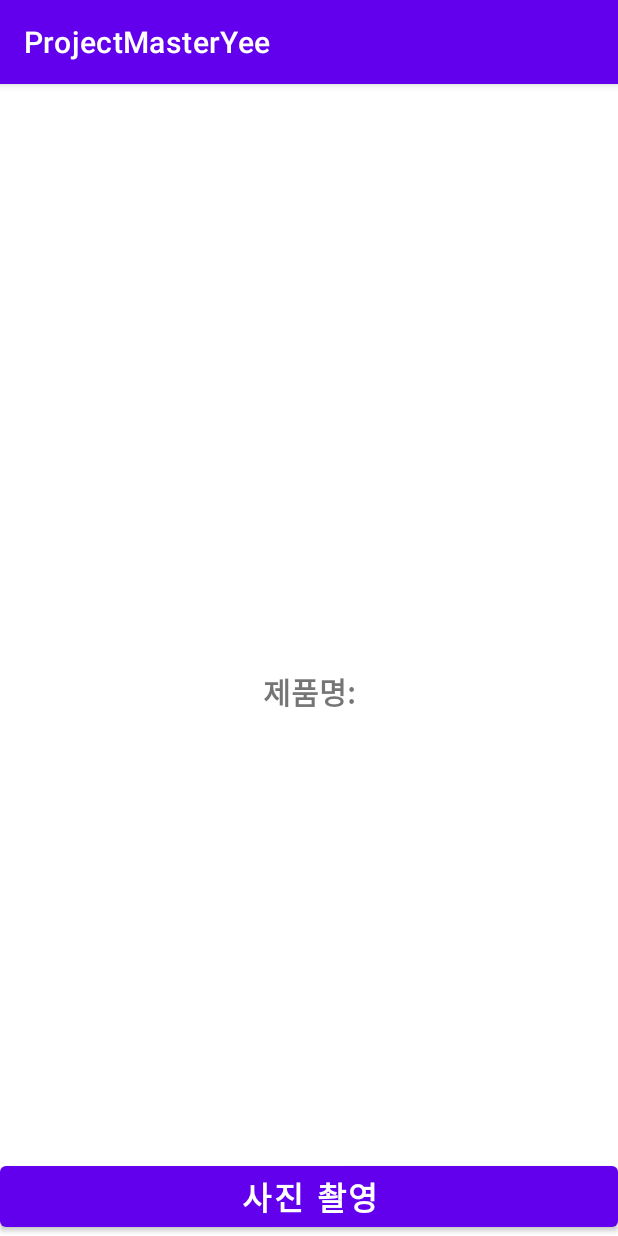
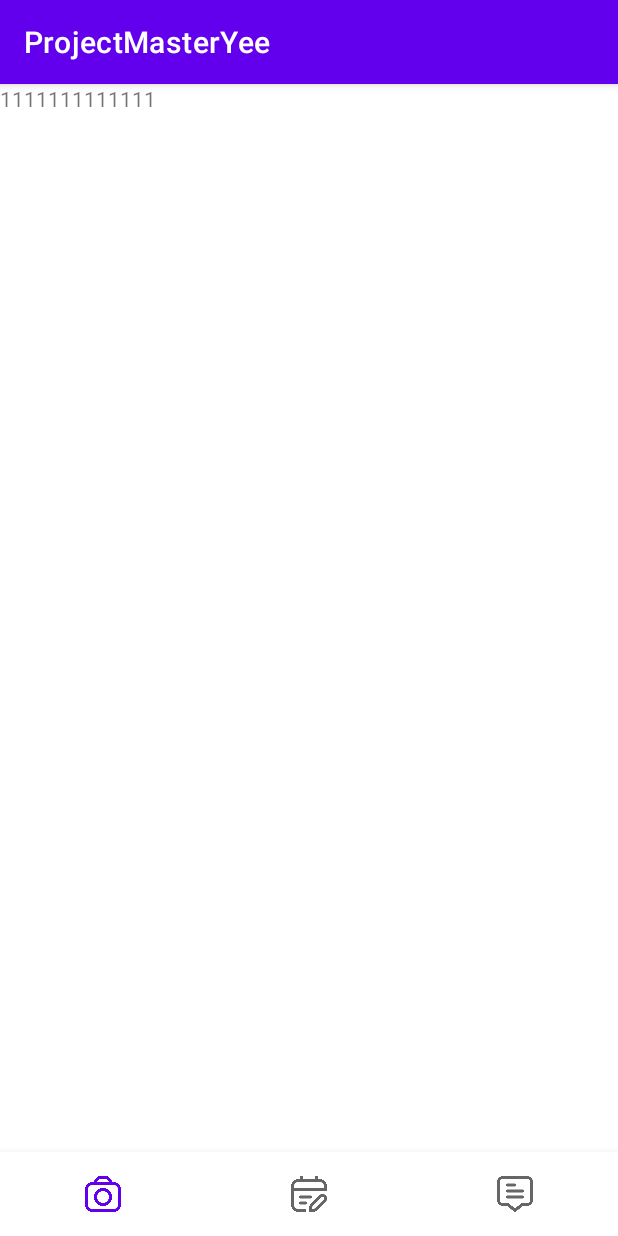
Before and after one commit to Blenbre777/Mobile, an Android app: the screen it shows after launch (MainActivity), on a phone screen of 412 x 824 dp. Run offline under Robolectric (Android 15) with nearby library versions, the phone set to English and light mode, and no system bars; libraries missing offline, so code that uses them is left out: org.tensorflow.lite.

Commit message:
탭바 구현

```diff
--- a/app/build.gradle
+++ b/app/build.gradle
@@ -37,6 +37,7 @@ dependencies {
     implementation 'androidx.constraintlayout:constraintlayout:2.1.4'
     implementation 'org.tensorflow:tensorflow-lite-support:0.1.0'
     implementation 'org.tensorflow:tensorflow-lite-metadata:0.1.0'
+    implementation 'androidx.legacy:legacy-support-v4:1.0.0'
     testImplementation 'junit:junit:4.13.2'
     androidTestImplementation 'androidx.test.ext:junit:1.1.3'
     androidTestImplementation 'androidx.test.espresso:espresso-core:3.4.0'
--- a/app/src/main/java/com/example/projectmasteryee/MainActivity.java
+++ b/app/src/main/java/com/example/projectmasteryee/MainActivity.java
@@ -1,8 +1,10 @@
 package com.example.projectmasteryee;
 
+import androidx.annotation.NonNull;
 import androidx.annotation.Nullable;
 import androidx.annotation.RequiresApi;
 import androidx.appcompat.app.AppCompatActivity;
+import androidx.fragment.app.Fragment;
 
 import android.Manifest;
 import android.content.Intent;
@@ -12,6 +14,7 @@ import android.media.ThumbnailUtils;
 import android.os.Build;
 import android.os.Bundle;
 import android.provider.MediaStore;
+import android.view.MenuItem;
 import android.view.View;
 import android.widget.Button;
 import android.widget.ImageView;
@@ -25,106 +28,47 @@ import java.nio.ByteBuffer;
 import java.nio.ByteOrder;
 
 import com.example.projectmasteryee.ml.Model;
+import com.google.android.material.bottomnavigation.BottomNavigationView;
 
 public class MainActivity extends AppCompatActivity {
-
-    TextView result;
-    TextView confidence;
-    ImageView imageView;
-    Button picture;
-    int imageSize = 224; // 표준 이미지 : 크기 가로 세로 224
+    BottomNavigationView tabBar;
+    Tab_Main main;
+    Tab_Second second;
+    Tab_Thrid thrid;
 
     @Override
-    protected void onCreate(Bundle savedInstanceState) {
+    protected void onCreate(@Nullable Bundle savedInstanceState) {
         super.onCreate(savedInstanceState);
         setContentView(R.layout.activity_main);
+        tabBar = findViewById(R.id.bottomNavigationView);
 
-        result = findViewById(R.id.result);
-        imageView = findViewById(R.id.imageView);
-        picture = findViewById(R.id.button);
+        main = new Tab_Main();
+        second = new Tab_Second();
+        thrid = new Tab_Thrid();
 
-        picture.setOnClickListener(new View.OnClickListener() {
-            @RequiresApi(api = Build.VERSION_CODES.M)
+        getSupportFragmentManager().beginTransaction().replace(R.id.main_layout,main).commitAllowingStateLoss();
+
+        tabBar.setOnNavigationItemSelectedListener(new BottomNavigationView.OnNavigationItemSelectedListener(){
+
             @Override
-            //카메라 촬영
-            public void onClick(View view) {
-                if (checkSelfPermission(Manifest.permission.CAMERA) == PackageManager.PERMISSION_GRANTED) {
-                    Intent cameraIntent = new Intent(MediaStore.ACTION_IMAGE_CAPTURE);
-                    startActivityForResult(cameraIntent, 1);
-                } else {
-                    requestPermissions(new String[]{Manifest.permission.CAMERA}, 100);
+            public boolean onNavigationItemSelected(@NonNull MenuItem item) {
+                switch (item.getItemId()){
+                    case R.id.tab1: {
+                        getSupportFragmentManager().beginTransaction().replace(R.id.main_layout, main).commitAllowingStateLoss();
+                        return true;
+                    }
+                    case R.id.tab2:{
+                        getSupportFragmentManager().beginTransaction().replace(R.id.main_layout, second).commitAllowingStateLoss();
+                        return true;
+                    }
+
+                    case R.id.tab3: {
+                        getSupportFragmentManager().beginTransaction().replace(R.id.main_layout, thrid).commitAllowingStateLoss();
+                        return true;
+                    }
+                    default: return false;
                 }
             }
         });
     }
-
-    public void classifyImage(Bitmap image){
-        try {
-            Model model = Model.newInstance(getApplicationContext());
-
-            // 이미지 추출
-            TensorBuffer inputFeature0 = TensorBuffer.createFixedSize(new int[]{1, 224, 224, 3}, DataType.FLOAT32);
-            ByteBuffer byteBuffer = ByteBuffer.allocateDirect(4 * imageSize * imageSize * 3);
-            byteBuffer.order(ByteOrder.nativeOrder());
-            int [] intValues = new int[imageSize * imageSize];
-            image.getPixels(intValues, 0, image.getWidth(), 0, 0, image.getWidth(), image.getHeight());
-
-            // 이미지 화소 크기 추출
-            int pixel = 0;
-            for(int i = 0; i < imageSize; i++){
-                for(int j = 0; j < imageSize; j++){
-                    int val = intValues[pixel++]; // RGB
-                    byteBuffer.putFloat(((val >> 16) & 0xFF) * (1.f / 255.f));
-                    byteBuffer.putFloat(((val >> 8) & 0xFF) * (1.f / 255.f));
-                    byteBuffer.putFloat((val & 0xFF) * (1.f / 255.f));
-                }
-            }
-
-            inputFeature0.loadBuffer(byteBuffer);
-
-            //모델 생성 및 분석 과정
-            Model.Outputs outputs = model.process(inputFeature0);
-            TensorBuffer outputFeature0 = outputs.getOutputFeature0AsTensorBuffer();
-
-            float[] confidences = outputFeature0.getFloatArray();
-
-            int maxPos = 0;
-            float maxConfidence = 0;
-            for(int i = 0; i < confidences.length; i++){
-                if(confidences[i] > maxConfidence){
-                    maxConfidence = confidences[i];
-                    maxPos = i;
-                }
-            }
-            String[] classes = {"사이다", "코카콜라"};
-            result.setText(classes[maxPos]);
-
-            //이미지 수치 Run 출력
-            String s = "";
-            for(int i = 0; i < classes.length; i++){
-                s += String.format("%s: %.1f%%\n", classes[i], confidences[i] * 100);
-            }
-            System.out.println(s);
-
-            model.close();
-        } catch (IOException e) {
-            // TODO Handle the exception
-        }
-    }
-
-
-    // 찍은 이미지 화면에 출력
-    @Override
-    public void onActivityResult(int requestCode, int resultCode, @Nullable Intent data) {
-        if (requestCode == 1 && resultCode == RESULT_OK) {
-            Bitmap image = (Bitmap) data.getExtras().get("data");
-            int dimension = Math.min(image.getWidth(), image.getHeight());
-            image = ThumbnailUtils.extractThumbnail(image, dimension, dimension);
-            imageView.setImageBitmap(image);
-
-            image = Bitmap.createScaledBitmap(image, imageSize, imageSize, false);
-            classifyImage(image);
-        }
-        super.onActivityResult(requestCode, resultCode, data);
-    }
 }
--- /dev/null
+++ b/app/src/main/java/com/example/projectmasteryee/Tab_Main.java
@@ -0,0 +1,22 @@
+package com.example.projectmasteryee;
+
+import android.os.Bundle;
+
+import androidx.fragment.app.Fragment;
+
+import android.view.LayoutInflater;
+import android.view.View;
+import android.view.ViewGroup;
+
+public class Tab_Main extends Fragment {
+
+    @Override
+    public void onCreate(Bundle savedInstanceState) {
+        super.onCreate(savedInstanceState);
+    }
+
+    @Override
+    public View onCreateView(LayoutInflater inflater, ViewGroup container, Bundle savedInstanceState) {
+        return inflater.inflate(R.layout.fragment_main, container, false);
+    }
+}
--- a/app/src/main/res/layout/activity_main.xml
+++ b/app/src/main/res/layout/activity_main.xml
@@ -1,48 +1,29 @@
 <?xml version="1.0" encoding="utf-8"?>
-<RelativeLayout xmlns:android="http://schemas.android.com/apk/res/android"
-    xmlns:app="http://schemas.android.com/apk/res-auto"
-    xmlns:tools="http://schemas.android.com/tools"
+<androidx.coordinatorlayout.widget.CoordinatorLayout
+    xmlns:android="http://schemas.android.com/apk/res/android"
     android:layout_width="match_parent"
     android:layout_height="match_parent"
-    tools:context=".MainActivity">
+    xmlns:app="http://schemas.android.com/apk/res-auto"
+    android:orientation="vertical">
 
-    <Button
-        android:id="@+id/button"
+
+
+    <FrameLayout
+        android:id="@+id/main_layout"
+        android:layout_width="match_parent"
+        android:layout_height="match_parent"
+        android:layout_marginBottom="?attr/actionBarSize"/>
+
+    <com.google.android.material.bottomnavigation.BottomNavigationView
+        android:id="@+id/bottomNavigationView"
         android:layout_width="match_parent"
         android:layout_height="wrap_content"
-        android:layout_alignParentBottom="true"
-        android:layout_centerInParent="true"
-        android:text="사진 촬영"
-        android:textAllCaps="false"
-        android:textSize="21sp"
-        android:textStyle="bold" />
-    <ImageView
-        android:layout_width="370sp"
-        android:layout_height="370sp"
-        android:layout_centerHorizontal="true"
-        android:id="@+id/imageView"
-        android:layout_marginTop="10sp"
-        />
-    <TextView
-        android:layout_width="wrap_content"
-        android:layout_height="wrap_content"
-        android:layout_centerHorizontal="true"
-        android:text="제품명:"
-        android:textStyle="bold"
-        android:textSize="20sp"
-        android:id="@+id/classified"
-        android:layout_below="@+id/imageView"
-        android:layout_marginTop="10sp"
-        />
-    <TextView
-        android:layout_width="wrap_content"
-        android:layout_height="wrap_content"
-        android:layout_centerHorizontal="true"
-        android:text=""
-        android:textColor="#C30000"
-        android:textStyle="bold"
-        android:textSize="27sp"
-        android:id="@+id/result"
-        android:layout_below="@+id/classified"
-        />
-</RelativeLayout>
+        android:layout_gravity="bottom"
+        android:layout_marginStart="0dp"
+        android:layout_marginEnd="0dp"
+        android:background="@color/cardview_shadow_end_color"
+        app:itemBackground="@color/cardview_light_background"
+        app:labelVisibilityMode="unlabeled"
+        app:menu="@menu/tabbar" />
+
+</androidx.coordinatorlayout.widget.CoordinatorLayout>
--- /dev/null
+++ b/app/src/main/res/layout/fragment_main.xml
@@ -0,0 +1,14 @@
+<?xml version="1.0" encoding="utf-8"?>
+<FrameLayout xmlns:android="http://schemas.android.com/apk/res/android"
+    xmlns:tools="http://schemas.android.com/tools"
+    android:layout_width="match_parent"
+    android:layout_height="match_parent"
+    tools:context=".Tab_Main">
+
+    <!-- TODO: Update blank fragment layout -->
+    <TextView
+        android:layout_width="match_parent"
+        android:layout_height="match_parent"
+        android:text="1111111111111" />
+
+</FrameLayout>
--- /dev/null
+++ b/app/src/main/res/menu/tabbar.xml
@@ -0,0 +1,26 @@
+<?xml version="1.0" encoding="utf-8"?>
+<menu xmlns:android="http://schemas.android.com/apk/res/android"
+    xmlns:app="http://schemas.android.com/apk/res-auto">
+    <item
+        android:id="@+id/tab1"
+        app:showAsAction="always"
+        android:icon="@drawable/capture"
+        android:enabled="true"
+        android:checked="true"
+        android:title="리스트"
+        />
+    <item
+        android:id="@+id/tab2"
+        app:showAsAction="always"
+        android:icon="@drawable/cal"
+        android:enabled="true"
+        android:title="기록"/>
+
+    <item
+        android:id="@+id/tab3"
+        app:showAsAction="always"
+        android:icon="@drawable/notice"
+        android:enabled="true"
+        android:title="더보기"/>
+
+</menu>
--- a/app/src/main/res/values/strings.xml
+++ b/app/src/main/res/values/strings.xml
@@ -1,3 +1,5 @@
 <resources>
     <string name="app_name">ProjectMasterYee</string>
+    <!-- TODO: Remove or change this placeholder text -->
+    <string name="hello_blank_fragment">Hello blank fragment</string>
 </resources>
```
Also changed, not shown: app/src/main/java/com/example/projectmasteryee/Tab_Second.java (added, +22 -0 lines), app/src/main/java/com/example/projectmasteryee/Tab_Thrid.java (added, +22 -0 lines), app/src/main/res/layout/fragment_second.xml (added, +14 -0 lines), app/src/main/res/layout/fragment_thrid.xml (added, +14 -0 lines), app/src/main/res/drawable-v24/cal.png (added), app/src/main/res/drawable-v24/capture.png (added), app/src/main/res/drawable-v24/notice.png (added).
